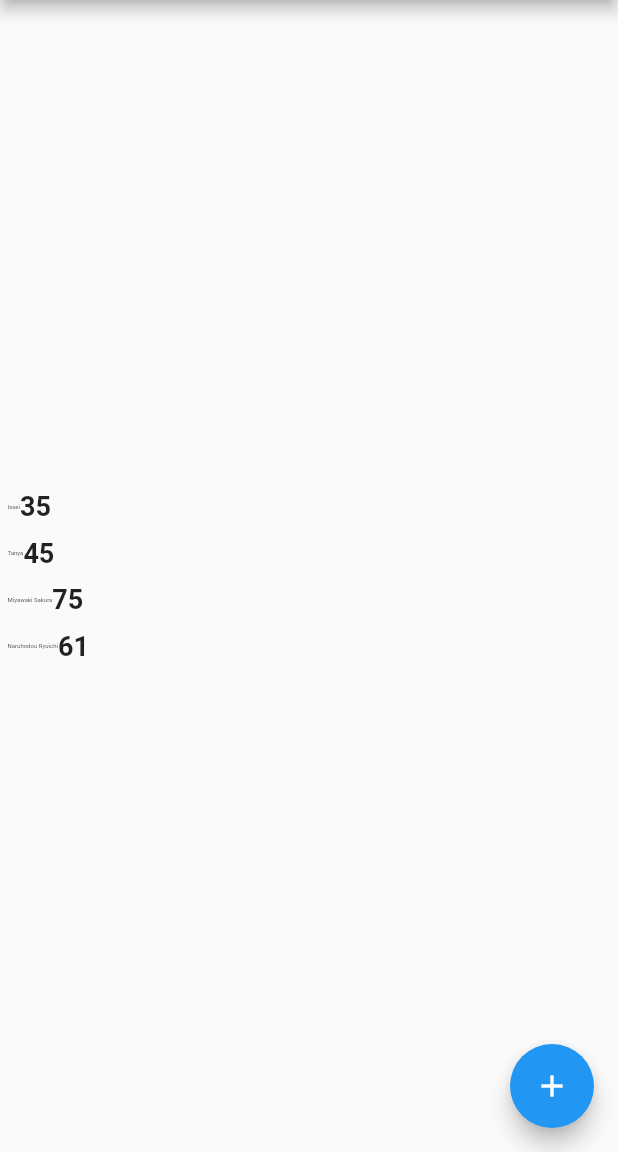
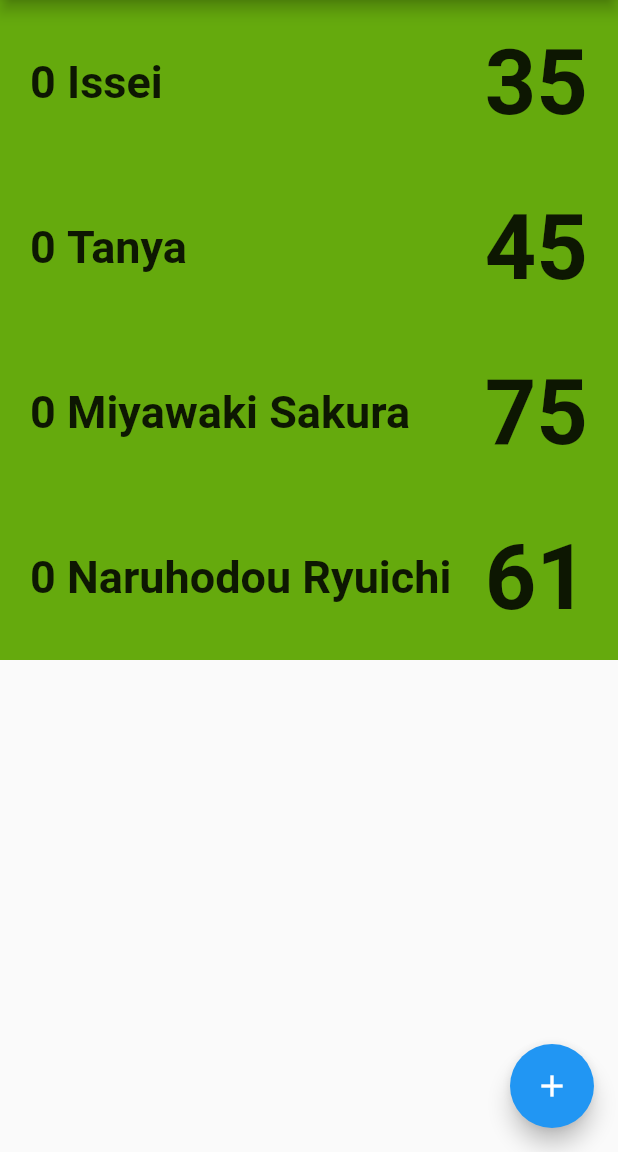
Before and after one commit to Tharamac/flutter-score-list, a Flutter app: the screen it shows after launch, on a phone screen of 412 x 824 dp, the part 84-1236 px from its top. Run offline on Flutter 3.47's test engine with Material 2 defaults, Android fonts, the phone set to English and light mode, and no system bars.

Commit message:
display list of container

```diff
--- a/lib/pages/home_page.dart
+++ b/lib/pages/home_page.dart
@@ -25,11 +25,13 @@ class HomePage extends StatefulWidget {
 class _HomePageState extends State<HomePage> {
 
   var scoreData = {
+
     "Issei" : 35,
     "Tanya" : 45,
     "Miyawaki Sakura": 75,
     "Naruhodou Ryuichi": 61
-  };
+
+    };
 
 
   void _incrementCounter() {
@@ -66,30 +68,17 @@ class _HomePageState extends State<HomePage> {
         ),
       ),
       body: Center(
+
         // Center is a layout widget. It takes a single child and positions it
         // in the middle of the parent.
         child: Column(
-          // Column is also a layout widget. It takes a list of children and
-          // arranges them vertically. By default, it sizes itself to fit its
-          // children horizontally, and tries to be as tall as its parent.
-          //
-          // Invoke "debug painting" (press "p" in the console, choose the
-          // "Toggle Debug Paint" action from the Flutter Inspector in Android
-          // Studio, or the "Toggle Debug Paint" command in Visual Studio Code)
-          // to see the wireframe for each widget.
-          //
-          // Column has various properties to control how it sizes itself and
-          // how it positions its children. Here we use mainAxisAlignment to
-          // center the children vertically; the main axis here is the vertical
-          // axis because Columns are vertical (the cross axis would be
-          // horizontal).
-          mainAxisAlignment: MainAxisAlignment.center,
+          mainAxisAlignment: MainAxisAlignment.start,
           children: scoreData.entries.map((person) => ScoreView(name: person.key, score: person.value)).toList()
         ),
       ),
       floatingActionButton: FloatingActionButton(
         onPressed: _incrementCounter,
-        tooltip: 'Increment',
+        tooltip: 'Add New Record',
         child: Icon(Icons.add),
       ), // This trailing comma makes auto-formatting nicer for build methods.
     );
--- a/lib/widget/score_view.dart
+++ b/lib/widget/score_view.dart
@@ -1,26 +1,38 @@
 import 'package:flutter/material.dart';
 
 class ScoreView extends StatelessWidget {
+  final int number;
   final String name;
   final int score;
-  ScoreView({this.name, this.score});
+  ScoreView({this.number = 0, this.name, this.score});
   @override
   Widget build(BuildContext context) {
     return Container(
-      padding: EdgeInsets.all(5),
+      color: const Color(0xFF65AA0D),
+      padding: EdgeInsets.all(20),
       child: Row(
+        mainAxisAlignment: MainAxisAlignment.spaceAround,
         children: [
           Text(
-            name,
-            style: TextStyle(
-              fontSize: 4,
-              fontWeight: FontWeight.normal
+            "$number\t",
+            style:  TextStyle(
+              fontSize: 30,
+              fontWeight: FontWeight.w700
+            ),
+          ),
+          Expanded(
+            child:  Text(
+              name,
+              style: TextStyle(
+                fontSize: 30,
+                fontWeight: FontWeight.w600
+              ),
             ),
           ),
           Text(
             '$score',
             style:  TextStyle(
-              fontSize: 18,
+              fontSize: 60,
               fontWeight: FontWeight.w700
             ),
           )
```
